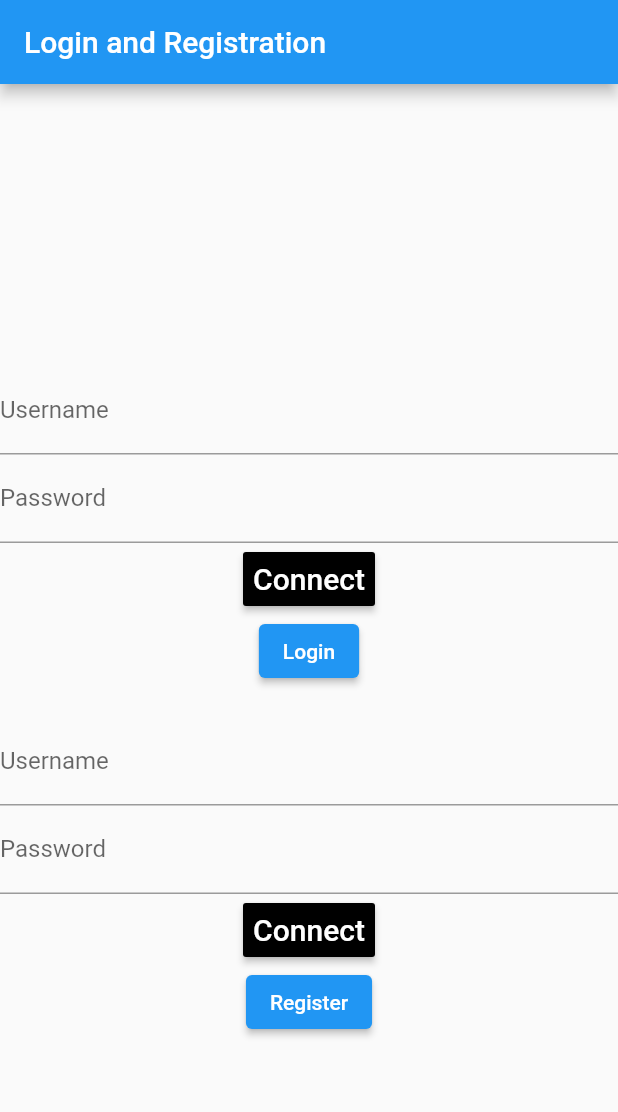
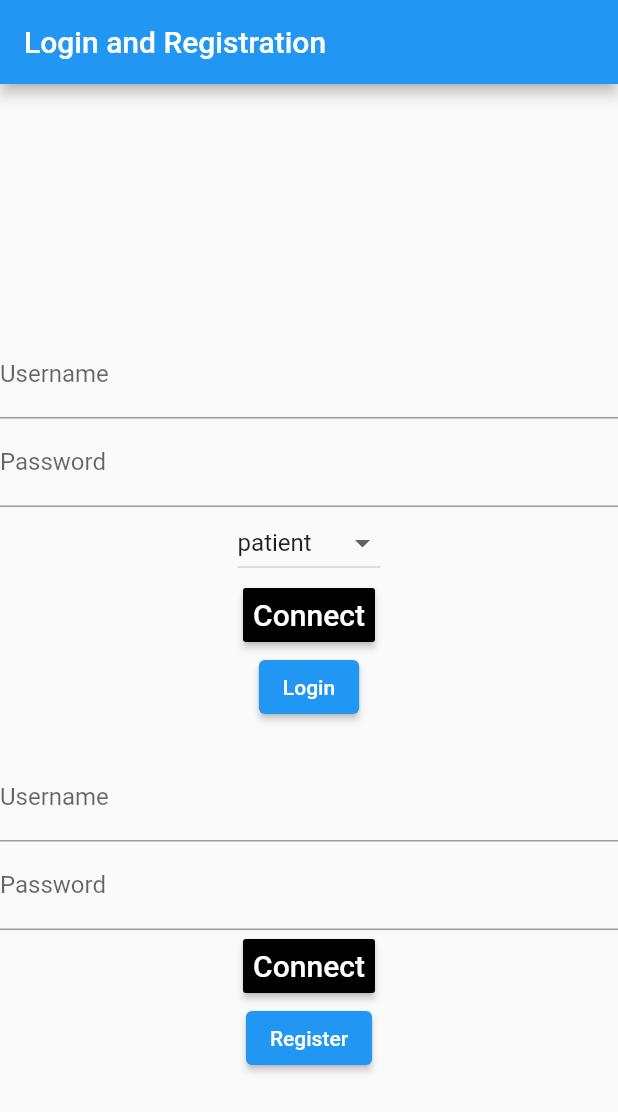
Before and after one commit to razvanabagiu89/Medical_Policy_dApp, a Flutter app: the screen it shows after launch, after a tap on "Login", on a phone screen of 412 x 824 dp. Shown: the top 1112 px of the screen. Run offline on Flutter 3.47's test engine with Material 2 defaults, Android fonts, the phone set to English and light mode, and no system bars; our stand-ins replace file_picker, hex, yaml; missing offline and left inert: flutter_web3; accounts and stored records are empty; network calls fail.

Commit message:
admin dashboard (Ministry of Health) implemented alongside login with dropdown

```diff
--- a/app/app_config.yaml
+++ b/frontend/assets/app_config.yaml
@@ -5,7 +5,7 @@ mongodb:
   entities_collection: entities
   host: mongodb://localhost:27017/
 web3:
-  access_policy_contract_address: '0xaed82b64EA31ce0C1E9A4EB109B02E5ba08bE5ba'
+  access_policy_contract_address: "0xaed82b64EA31ce0C1E9A4EB109B02E5ba08bE5ba"
   chain_id: 1337
   host: http://127.0.0.1:8545
-  patient_registry_contract_address: '0x1Cc786ee1c6A1E94102803fCf25a03bc2dd20730'
+  patient_registry_contract_address: "0x1Cc786ee1c6A1E94102803fCf25a03bc2dd20730"
--- a/frontend/lib/dashboard.dart
+++ b/frontend/lib/dashboard.dart
@@ -26,7 +26,7 @@ class Dashboard extends StatelessWidget {
                   );
                 } else {
                   return Text(
-                    'Please connect to MetaMask',
+                    'MetaMask not connected, only read-only access',
                     style: const TextStyle(fontSize: 24.0),
                   );
                 }
--- a/frontend/lib/login.dart
+++ b/frontend/lib/login.dart
@@ -6,6 +6,7 @@ import 'dart:convert';
 import 'dashboard.dart';
 import 'user_model.dart';
 import 'user_provider.dart';
+import 'admin_dashboard.dart';
 
 class Login extends StatefulWidget {
   @override
@@ -15,6 +16,7 @@ class Login extends StatefulWidget {
 class _LoginState extends State<Login> {
   final TextEditingController _usernameController = TextEditingController();
   final TextEditingController _passwordController = TextEditingController();
+  String _selectedUserType = 'patient';
 
   Future<void> _sendDataToBackend(BuildContext context) async {
     final String username = _usernameController.text;
@@ -30,14 +32,25 @@ class _LoginState extends State<Login> {
     );
 
     if (response.statusCode == 200) {
+      if (username == 'admin') {
+        Navigator.of(context)
+            .push(MaterialPageRoute(builder: (context) => AdminDashboard()));
+      } else {
+        if (_selectedUserType == 'patient') {
           print("Login successful");
           Map<String, dynamic> jsonResponse = jsonDecode(response.body);
           String patientId = jsonResponse['patient_id'].toString();
 
-      final userProvider = Provider.of<UserProvider>(context, listen: false);
+          final userProvider =
+              Provider.of<UserProvider>(context, listen: false);
           userProvider.setUser(UserModel(id: patientId));
           Navigator.of(context)
               .push(MaterialPageRoute(builder: (context) => Dashboard()));
+        } else if (_selectedUserType == 'doctor' ||
+            _selectedUserType == 'institution') {
+          print("Unlucky you, you are not a patient");
+        }
+      }
     } else {
       print("Login failed");
     }
@@ -49,6 +62,10 @@ class _LoginState extends State<Login> {
       child: Consumer<MetaMaskProvider>(
         builder: (context, provider, child) {
           late final Widget connectButton;
+          bool isPatient = _selectedUserType == 'patient';
+          bool showConnectButton =
+              !provider.isConnected || !provider.isInOperatingChain;
+
           if (provider.isConnected && provider.isInOperatingChain) {
             connectButton = Text(
               'Connected to ${provider.currentAddress}',
@@ -81,6 +98,7 @@ class _LoginState extends State<Login> {
               style: TextStyle(color: Color.fromARGB(255, 0, 0, 0)),
             );
           }
+
           return Column(
             mainAxisSize: MainAxisSize.min,
             children: [
@@ -93,7 +111,22 @@ class _LoginState extends State<Login> {
                 decoration: const InputDecoration(labelText: 'Password'),
                 obscureText: true,
               ),
-              connectButton,
+              DropdownButton<String>(
+                value: _selectedUserType,
+                items: <String>['institution', 'doctor', 'patient']
+                    .map<DropdownMenuItem<String>>((String value) {
+                  return DropdownMenuItem<String>(
+                    value: value,
+                    child: Text(value),
+                  );
+                }).toList(),
+                onChanged: (String? newValue) {
+                  setState(() {
+                    _selectedUserType = newValue!;
+                  });
+                },
+              ),
+              if (isPatient && showConnectButton) connectButton,
               ElevatedButton(
                 onPressed: () => _sendDataToBackend(context),
                 child: Text('Login'),
--- a/frontend/lib/main.dart
+++ b/frontend/lib/main.dart
@@ -6,9 +6,13 @@ import 'dart:convert';
 import 'login_and_registration.dart';
 import 'user_model.dart';
 import 'user_provider.dart';
+import 'utils.dart';
 
 void main() {
   runApp(MyApp());
+  WidgetsBinding.instance?.addPostFrameCallback((_) {
+    parseYamlFile();
+  });
 }
 
 class MyApp extends StatelessWidget {
--- a/frontend/lib/utils.dart
+++ b/frontend/lib/utils.dart
@@ -9,14 +9,23 @@ import 'package:flutter/services.dart';
 import 'package:http/http.dart';
 import 'package:flutter_web3/flutter_web3.dart';
 import 'package:crypto/crypto.dart';
+import 'package:yaml/yaml.dart';
 
-String patientRegistryContractAddress =
-    '0x1Cc786ee1c6A1E94102803fCf25a03bc2dd20730';
 String patientRegistryContractJsonPath =
     'contracts/PatientRegistryContract.json';
-String accessPolicyContractAddress =
-    '0xaed82b64EA31ce0C1E9A4EB109B02E5ba08bE5ba';
 String accessPolicyContractJsonPath = 'contracts/AccessPolicyContract.json';
+String patientRegistryContractAddress = '';
+String accessPolicyContractAddress = '';
+
+Future<void> parseYamlFile() async {
+  String yamlString = await rootBundle.loadString('app_config.yaml');
+  YamlMap yamlMap = loadYaml(yamlString);
+
+  patientRegistryContractAddress =
+      yamlMap["web3"]["patient_registry_contract_address"];
+  accessPolicyContractAddress =
+      yamlMap["web3"]["access_policy_contract_address"];
+}
 
 Future<Contract> getPatientRegistryContract(Signer provider) async {
   final contract = await getContract(
```
Also changed, not shown: frontend/lib/admin_dashboard.dart (added, +169 -0 lines), frontend/pubspec.yaml (+4 -5 lines), frontend/pubspec.lock, 4 other files. Lines whose indentation alone changed are shown as unchanged.
